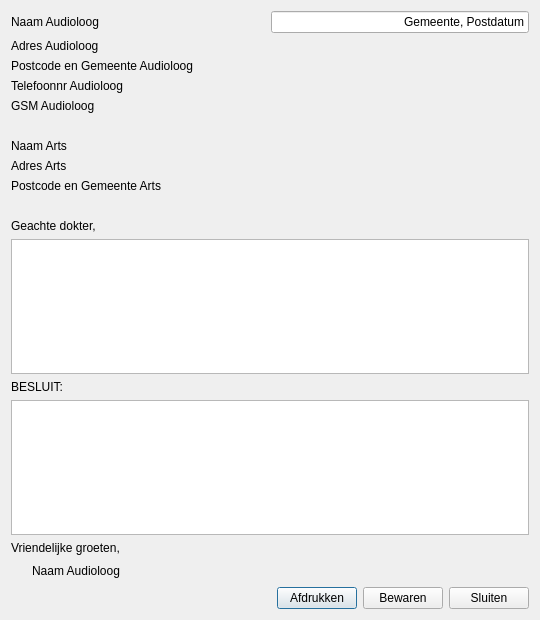
First picture: the form in AudioAdmin/ui/briefarts.ui, repository Roelio81/audioadmin, before the edit.
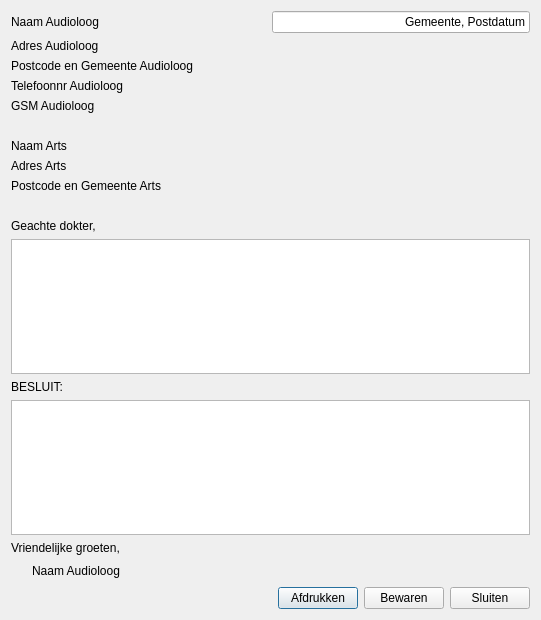
Second picture: the form after the edit. Icons and pictures are not drawn.

```diff
--- a/AudioAdmin/ui/briefarts.ui
+++ b/AudioAdmin/ui/briefarts.ui
@@ -9,7 +9,7 @@
    <rect>
     <x>0</x>
     <y>0</y>
-    <width>540</width>
+    <width>541</width>
     <height>620</height>
    </rect>
   </property>
```
Left out of the diff: 6 changed lines with no effect on the pictures.
